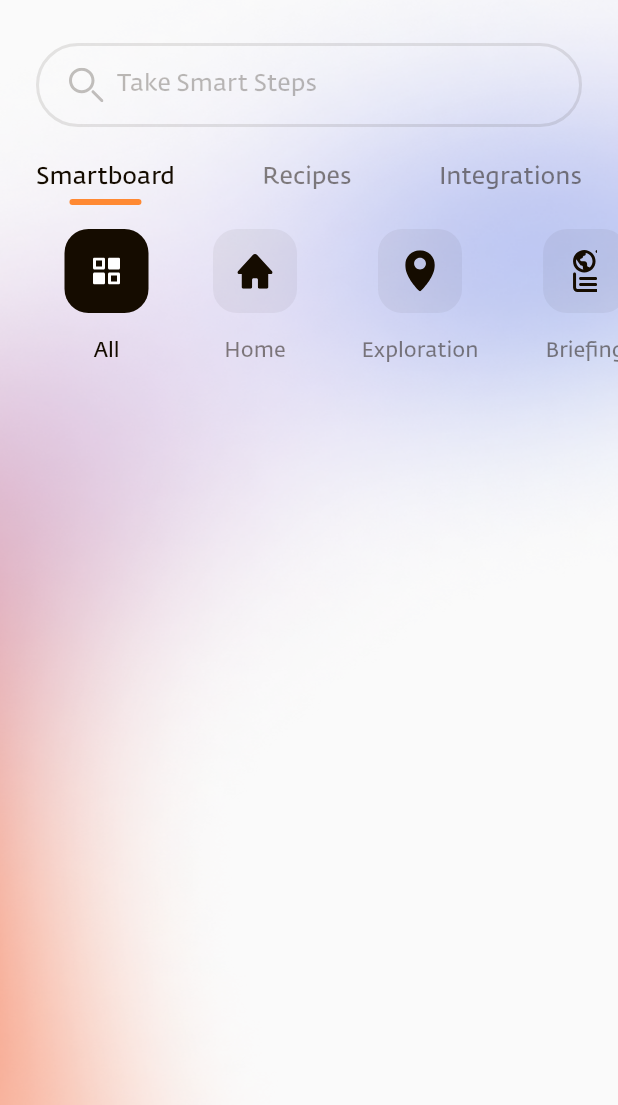
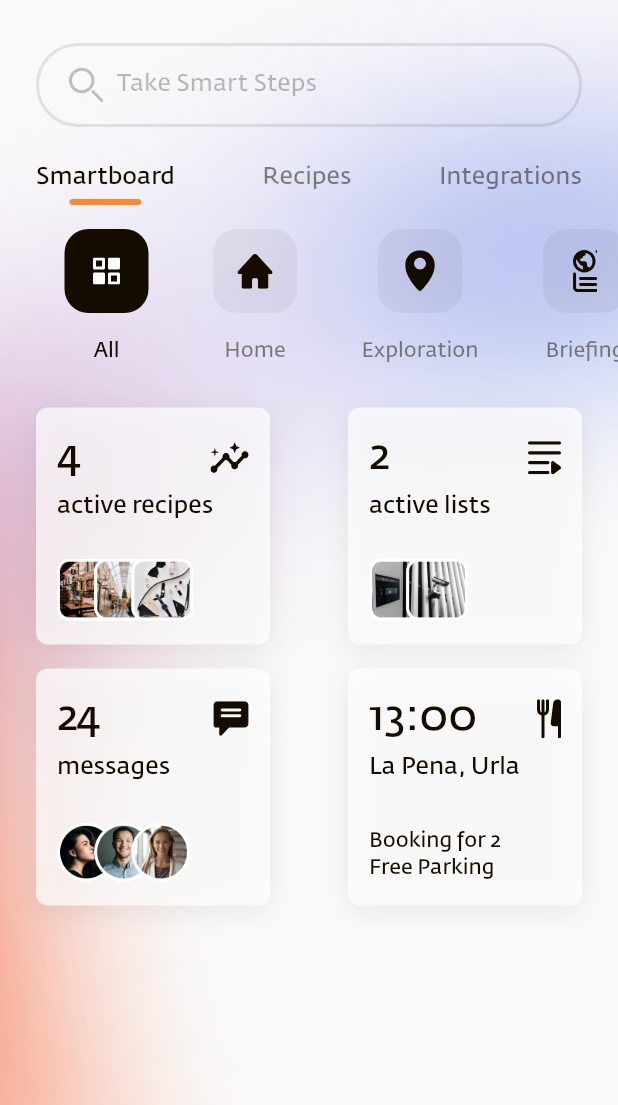
Before and after one commit to ehsanemamipour/smart-living, a Flutter app: the screen it shows after launch, on a phone screen of 412 x 824 dp, the part 131-1236 px from its top. Run offline on Flutter 3.47's test engine with Material 2 defaults, Android fonts, the phone set to English and light mode, and no system bars; our stand-ins replace connectivity_plus, dartz, dio, equatable, flutter_bloc, flutter_svg and 1 more.

Commit message:
feat: implemented custom card

```diff
--- a/lib/core/consts/consts.dart
+++ b/lib/core/consts/consts.dart
@@ -5,6 +5,10 @@ class ServerPaths {
 class ImageAssets {
   static const _path = 'assets/images/';
   static const background = '${_path}background.png';
+    static const activeRecipes = '${_path}active_recipes.png';
+    static const activeList = '${_path}active_list.png';
+    static const messagesAvatar = '${_path}messages_avatar.png';
+
 }
 
 class SvgAssets {
@@ -16,4 +20,8 @@ class SvgAssets {
   static const brief = '${_path}brief.svg';
   static const exploration = '${_path}exploration.svg';
   static const home = '${_path}home.svg';
+  static const flow = '${_path}flow.svg';
+  static const list = '${_path}list.svg';
+  static const message = '${_path}message.svg';
+  static const dining = '${_path}dining.svg';
 }
--- a/lib/features/weather/presentation/pages/home_page.dart
+++ b/lib/features/weather/presentation/pages/home_page.dart
@@ -2,6 +2,7 @@ import 'package:flutter/material.dart';
 import 'package:flutter_svg/svg.dart';
 import 'package:smart_living/core/consts/consts.dart';
 import 'package:smart_living/core/theme/theme.dart';
+import 'package:smart_living/features/weather/presentation/widgets/custom_card.dart';
 import 'package:smart_living/features/weather/presentation/widgets/custom_icon_box.dart';
 import 'package:smart_living/features/weather/presentation/widgets/custom_search_bar.dart';
 import 'package:smart_living/features/weather/presentation/widgets/custom_tab_item.dart';
@@ -136,7 +137,8 @@ class _HomePageState extends State<HomePage> {
                 ),
               ),
               const SizedBox(height: 16),
-              Expanded(
+              SizedBox(
+                height: 95,
                 child: ListView.builder(
                   itemCount: iconBoxesMap.keys.length,
                   scrollDirection: Axis.horizontal,
@@ -170,6 +172,68 @@ class _HomePageState extends State<HomePage> {
                     );
                   },
                 ),
+              ),
+              const SizedBox(height: 24),
+              Padding(
+                padding: const EdgeInsets.symmetric(horizontal: 24),
+                child: Column(
+                  children: [
+                    Row(
+                      mainAxisAlignment: MainAxisAlignment.spaceBetween,
+                      children: [
+                        CustomCard(
+                          title: '4',
+                          subtitle: 'active recipes',
+                          icon: SvgPicture.asset(
+                            SvgAssets.flow,
+                            height: 20.7,
+                            width: 25.67,
+                          ),
+                          bottomWidget: Image.asset(ImageAssets.activeRecipes),
+                        ),
+                        CustomCard(
+                          title: '2',
+                          subtitle: 'active lists',
+                          icon: SvgPicture.asset(
+                            SvgAssets.list,
+                            height: 22,
+                            width: 22,
+                          ),
+                          bottomWidget: Image.asset(ImageAssets.activeList),
+                        ),
+                      ],
+                    ),
+                    const SizedBox(height: 16),
+                    Row(
+                      mainAxisAlignment: MainAxisAlignment.spaceBetween,
+                      children: [
+                        CustomCard(
+                          title: '24',
+                          subtitle: 'messages',
+                          icon: SvgPicture.asset(
+                            SvgAssets.message,
+                            height: 23.5,
+                            width: 24,
+                          ),
+                          bottomWidget: Image.asset(ImageAssets.messagesAvatar),
+                        ),
+                        CustomCard(
+                          title: '13:00',
+                          subtitle: 'La Pena, Urla',
+                          icon: SvgPicture.asset(
+                            SvgAssets.dining,
+                            height: 26,
+                            width: 16,
+                          ),
+                          bottomWidget: Text(
+                            'Booking for 2 \nFree Parking',
+                            style: theme.smallStandardBody,
+                          ),
+                        ),
+                      ],
+                    ),
+                  ],
+                ),
               )
             ],
           ),
--- /dev/null
+++ b/lib/features/weather/presentation/widgets/custom_card.dart
@@ -0,0 +1,61 @@
+import 'package:flutter/material.dart';
+import 'package:smart_living/core/theme/theme.dart';
+
+class CustomCard extends StatelessWidget {
+  const CustomCard({
+    Key? key,
+    required this.icon,
+    required this.bottomWidget,
+    required this.title,
+    required this.subtitle,
+  }) : super(key: key);
+
+  final Widget icon;
+  final Widget bottomWidget;
+  final String title;
+  final String subtitle;
+
+  @override
+  Widget build(BuildContext context) {
+    final theme = Theme.of(context);
+
+    return Container(
+      height: 158,
+      width: 156,
+      padding: const EdgeInsets.only(right: 14, left: 14, bottom: 16),
+      decoration: BoxDecoration(
+        color: theme.white.withOpacity(0.72),
+        borderRadius: BorderRadius.circular(8),
+        boxShadow: [
+          BoxShadow(
+              color: theme.textBlack.withOpacity(0.08),
+              blurRadius: 16,
+              offset: const Offset(0, 4))
+        ],
+      ),
+      child: Column(
+        crossAxisAlignment: CrossAxisAlignment.start,
+        children: [
+          const SizedBox(height: 16),
+          Row(
+            mainAxisAlignment: MainAxisAlignment.spaceBetween,
+            children: [
+              Text(
+                title,
+                style: theme.primaryHeading,
+              ),
+              icon
+            ],
+          ),
+          const SizedBox(height: 5),
+          Text(
+            subtitle,
+            style: theme.emphasisBody,
+          ),
+          const Spacer(),
+          bottomWidget
+        ],
+      ),
+    );
+  }
+}
```
Also changed, not shown: assets/images/active_list.png (added), assets/images/active_recipes.png (added), assets/images/messages_avatar.png (added), assets/svgs/active_recipes.svg (added), assets/svgs/dining.svg (added), assets/svgs/flow.svg (added), assets/svgs/list.svg (added), assets/svgs/message.svg (added).
